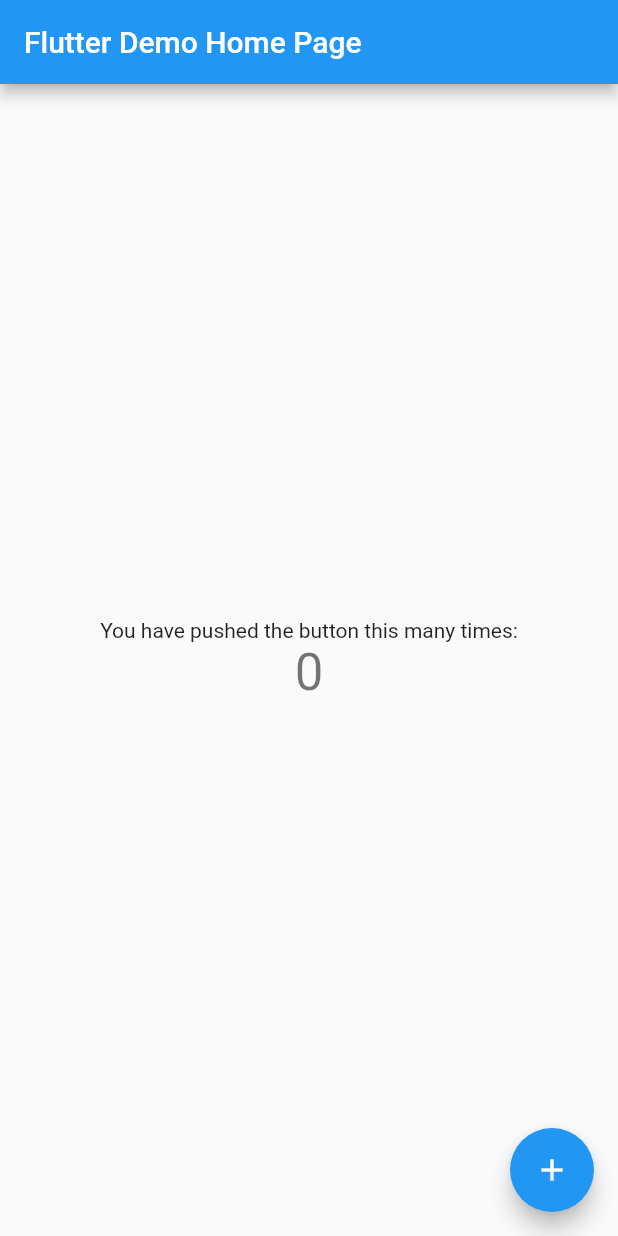
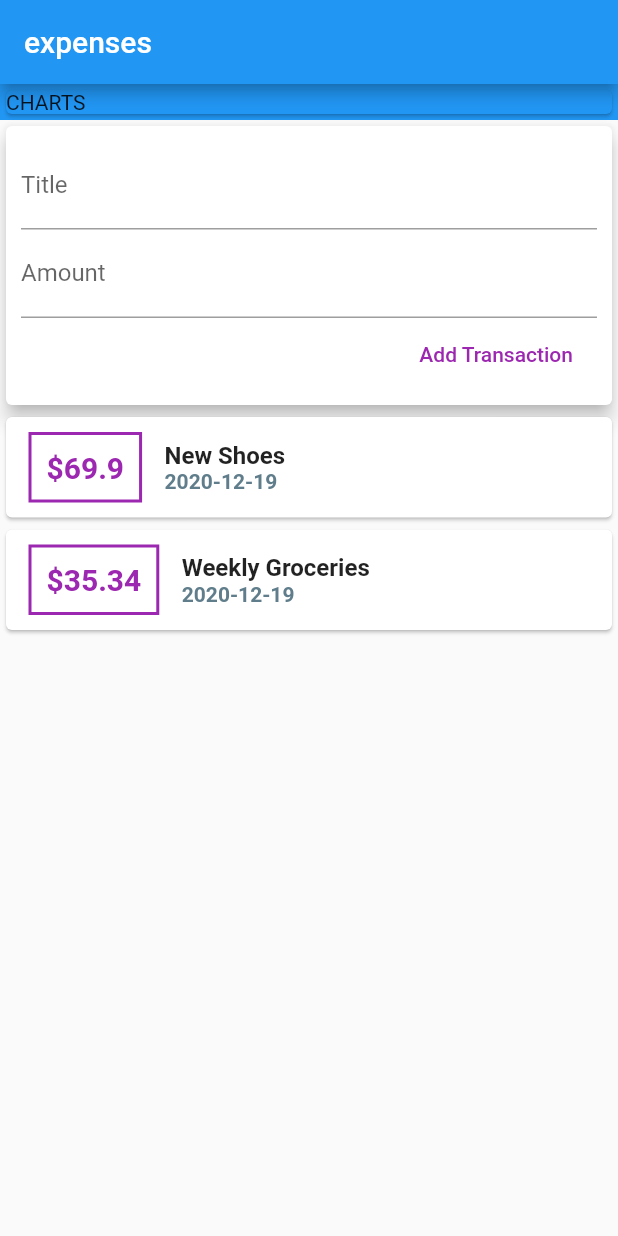
Before and after one commit to gMakaroglou/expenses_app, a Flutter app: the screen it shows after launch, on a phone screen of 412 x 824 dp. Run offline on Flutter 3.47's test engine with Material 2 defaults, Android fonts, the phone set to English and light mode, and no system bars.

Commit message:
Basic Transaction input and Transactions List

```diff
--- a/lib/main.dart
+++ b/lib/main.dart
@@ -1,4 +1,7 @@
 import 'package:flutter/material.dart';
+import 'package:personal_expenses_app/widgets/transaction_list.dart';
+import 'package:intl/intl.dart';
+import 'package:personal_expenses_app/models/transaction.dart';
 
 void main() {
   runApp(MyApp());
@@ -6,23 +9,17 @@
 
 class MyApp extends StatelessWidget {
   // This widget is the root of your application.
+
   @override
   Widget build(BuildContext context) {
+
     return MaterialApp(
       title: 'Flutter Demo',
+      color: Colors.white,
       theme: ThemeData(
-        // This is the theme of your application.
-        //
-        // Try running your application with "flutter run". You'll see the
-        // application has a blue toolbar. Then, without quitting the app, try
-        // changing the primarySwatch below to Colors.green and then invoke
-        // "hot reload" (press "r" in the console where you ran "flutter run",
-        // or simply save your changes to "hot reload" in a Flutter IDE).
-        // Notice that the counter didn't reset back to zero; the application
-        // is not restarted.
         primarySwatch: Colors.blue,
       ),
-      home: MyHomePage(title: 'Flutter Demo Home Page'),
+      home:TransactionList(),
     );
   }
 }
--- /dev/null
+++ b/lib/models/transaction.dart
@@ -0,0 +1,14 @@
+import 'package:flutter/material.dart';
+
+class Transaction {
+  final String id;
+  final String title;
+  final double amount;
+  final DateTime date;
+
+  Transaction({
+    @required this.id,
+    @required this.title,
+    @required this.amount,
+    @required this.date});
+}
--- /dev/null
+++ b/lib/widgets/transaction_list.dart
@@ -0,0 +1,130 @@
+import 'package:flutter/material.dart';
+import 'package:intl/intl.dart';
+import 'package:personal_expenses_app/models/transaction.dart';
+class TransactionList extends StatefulWidget {
+  @override
+  _TransactionListState createState() => _TransactionListState();
+}
+
+class _TransactionListState extends State<TransactionList> {
+  String titleInput;
+
+  String amountInput;
+
+  final titleController = TextEditingController();
+
+  final amountController = TextEditingController();
+
+  final List<Transaction> transactions = [
+    Transaction(id: 't1',
+        title: 'New Shoes',
+        amount: 69.9,
+        date: DateTime.now()),
+    Transaction(id: 't2',
+        title: 'Weekly Groceries',
+        amount: 35.34,
+        date: DateTime.now())
+  ];
+
+  @override
+  Widget build(BuildContext context) {
+    return Scaffold(
+      appBar: AppBar(
+        title: Text("expenses"),
+      ),
+      body: Center(
+        child: Column(
+          mainAxisAlignment: MainAxisAlignment.start,
+          // crossAxisAlignment: CrossAxisAlignment.center,
+          children: [
+            Container(
+                color: Colors.blue,
+                width: double.infinity,
+                child:
+                Card(
+                  color: Colors.blue,
+                  child: Text('CHARTS'),)),
+            Card(
+              elevation: 5,
+              child:
+              Container(
+                padding: EdgeInsets.all(10.0),
+                child: Column(
+                  crossAxisAlignment: CrossAxisAlignment.end,
+                  children: [
+                    TextField(
+                    decoration: InputDecoration(
+                      labelText: "Title",
+                    ),
+                      // onChanged: (val) => {titleInput = val},
+                      controller: titleController,
+                    ),
+                    TextField(
+                      decoration: InputDecoration(
+                          labelText: "Amount",
+                      ),
+                      // onChanged: (val) => {amountInput = val},
+                      controller: amountController,
+                    ),
+                    FlatButton(
+                        textColor: Colors.purple,
+                        child: Text('Add Transaction'),
+                        onPressed: ()=>{
+                          print(amountInput),
+                          print(titleInput),
+                        })
+                  ],
+                ),
+              ),
+            ),
+            Column(
+                children : transactions.map((tx){
+                  return Card(
+                    child:
+                    Row(
+                      children: [
+                        Container(
+                          margin: EdgeInsets.symmetric(
+                            vertical: 10.0,
+                            horizontal: 15.0,
+                          ),
+                            decoration: BoxDecoration(
+                              border: Border.all(color : Colors.purple , width: 2,),
+                            ),
+                            padding: EdgeInsets.all(10),
+                            child: Text('\$'+tx.amount.toString(),style: TextStyle(
+                              fontSize: 20,
+                              color: Colors.purple,
+                              fontWeight: FontWeight.bold,
+                            ),)
+                        ),
+                        Column(
+                          crossAxisAlignment: CrossAxisAlignment.start,
+                          children: [
+                            Text(tx.title,style: TextStyle
+                              (
+                              fontWeight: FontWeight.bold,
+                              fontSize: 16,
+                            ),),
+                            Text(
+                                DateFormat('yyyy-MM-dd').format(tx.date),style: TextStyle
+                              (
+                                fontWeight: FontWeight.bold,
+                                fontSize: 14,
+                                color: Colors.blueGrey
+                            )),
+
+                          ],
+                        )
+                      ],
+
+                    ),
+                  );
+            }).toList(),)
+          ],
+        ),
+      ),
+      // This trailing comma makes auto-formatting nicer for build methods.
+    );
+  }
+}
--- a/pubspec.yaml
+++ b/pubspec.yaml
@@ -23,7 +23,7 @@
 dependencies:
   flutter:
     sdk: flutter
-
+  intl: ^0.16.1
 
   # The following adds the Cupertino Icons font to your application.
   # Use with the CupertinoIcons class for iOS style icons.
```
Also changed, not shown: pubspec.lock.
